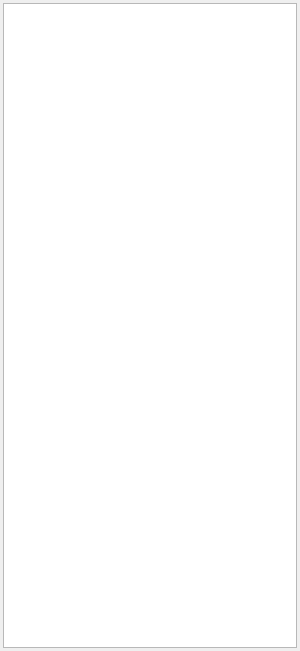
First picture: the form in cdeviceform.ui, repository LeZheng/Canary-Adb, before the edit.
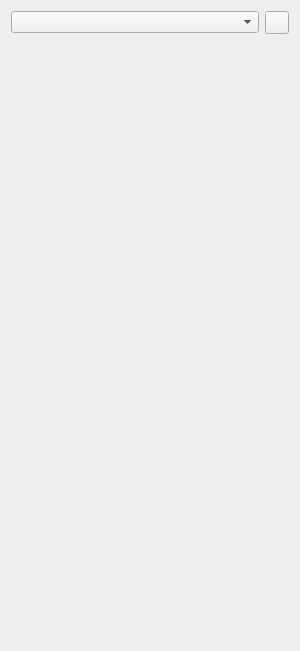
Second picture: the form after the edit.

Commit message: modify device form ui

The edit to the form file:
```diff
--- a/cdeviceform.ui
+++ b/cdeviceform.ui
@@ -19,24 +19,31 @@
   <property name="windowTitle">
    <string>Form</string>
   </property>
-  <layout class="QVBoxLayout" name="verticalLayout">
-   <property name="spacing">
-    <number>3</number>
-   </property>
-   <property name="leftMargin">
-    <number>3</number>
-   </property>
-   <property name="topMargin">
-    <number>3</number>
-   </property>
-   <property name="rightMargin">
-    <number>3</number>
-   </property>
-   <property name="bottomMargin">
-    <number>3</number>
-   </property>
-   <item>
-    <widget class="QListWidget" name="deviceListWidget">
+  <layout class="QGridLayout" name="gridLayout">
+   <item row="0" column="1">
+    <widget class="QToolButton" name="refreshToolButton">
+     <property name="maximumSize">
+      <size>
+       <width>24</width>
+       <height>24</height>
+      </size>
+     </property>
+     <property name="text">
+      <string/>
+     </property>
+    </widget>
+   </item>
+   <item row="0" column="0">
+    <widget class="QComboBox" name="deviceComboBox"/>
+   </item>
+   <item row="1" column="0" colspan="2">
+    <widget class="QStackedWidget" name="deviceStackedWidget">
+     <property name="minimumSize">
+      <size>
+       <width>200</width>
+       <height>0</height>
+      </size>
+     </property>
      <property name="contextMenuPolicy">
       <enum>Qt::CustomContextMenu</enum>
      </property>
```
The commit also changes 5 other files.
